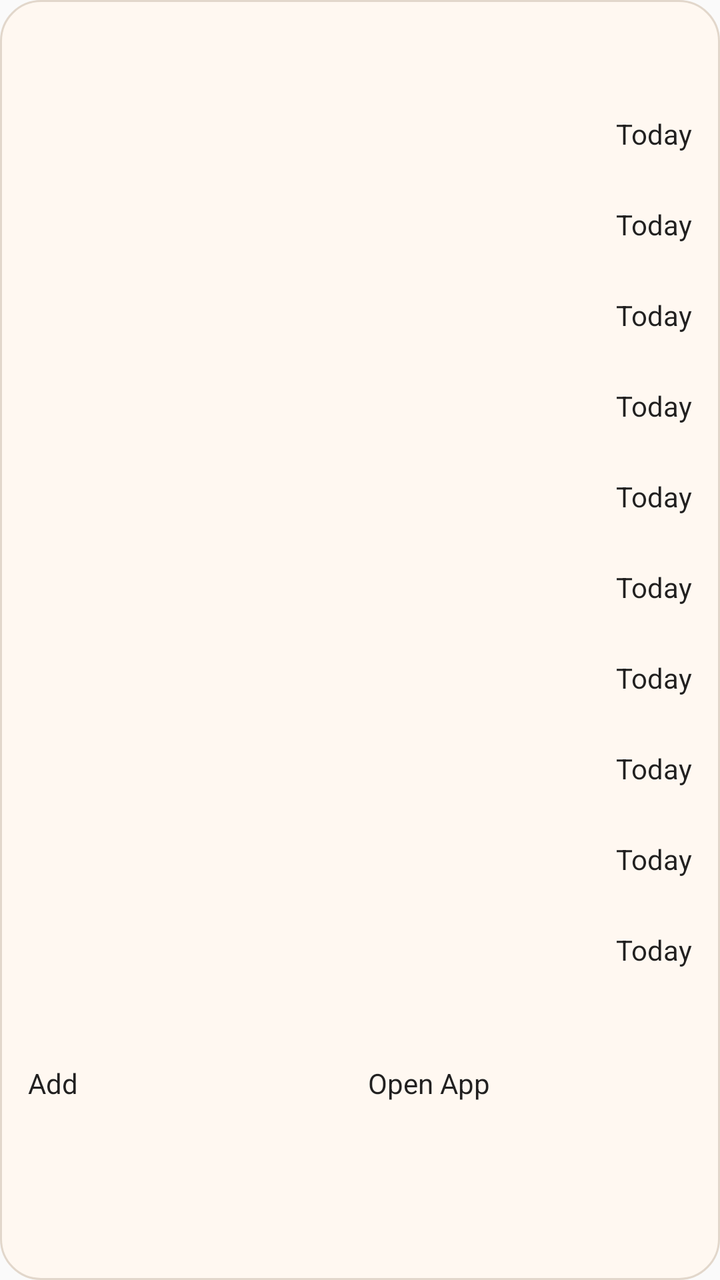
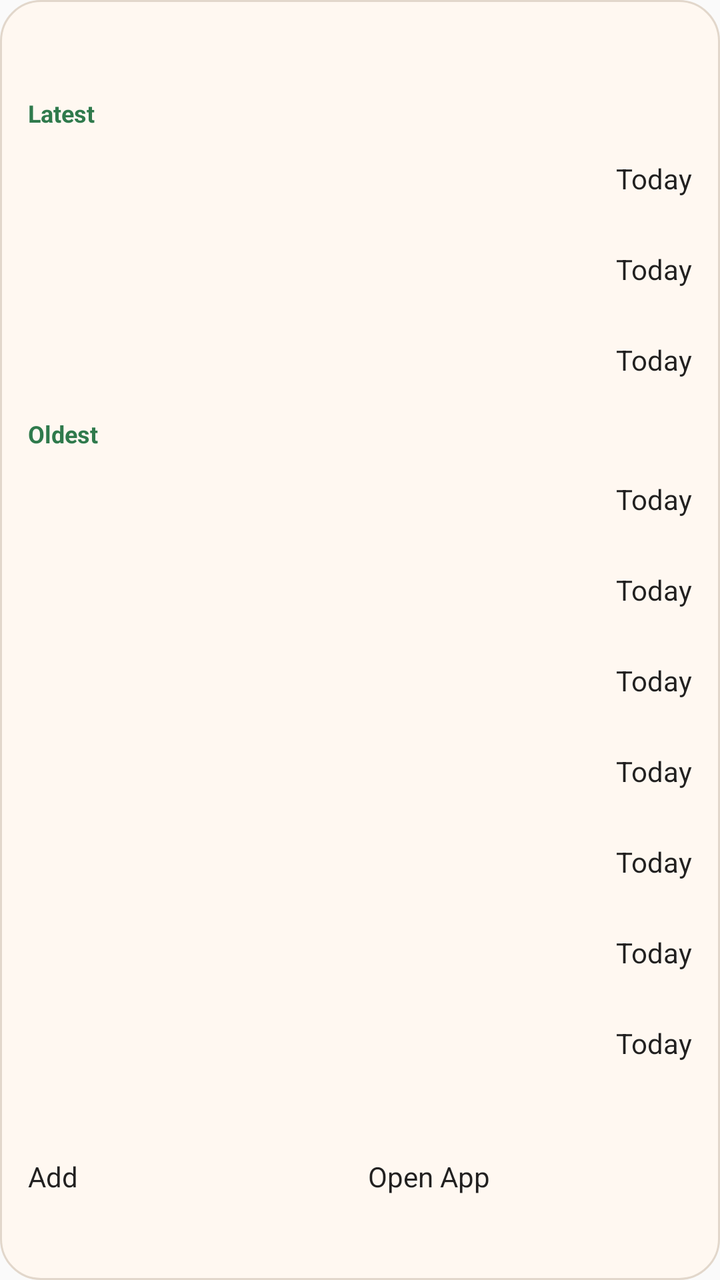

Compare the two renders of this Android layout. The source of the first and the diff that turns it into the second are given below.
<!-- AndroidManifest.xml: application theme android:Theme.Material.Light.NoActionBar -->
<!-- res/layout/widget_last_time_i.xml -->
<?xml version="1.0" encoding="utf-8"?>
<LinearLayout xmlns:android="http://schemas.android.com/apk/res/android"
    android:id="@+id/widget_root"
    android:layout_width="match_parent"
    android:layout_height="match_parent"
    android:background="@drawable/widget_background"
    android:orientation="vertical"
    android:padding="14dp">

    <LinearLayout
        android:layout_width="match_parent"
        android:layout_height="wrap_content"
        android:gravity="center_vertical"
        android:orientation="horizontal">

        <TextView
            android:id="@+id/widget_title"
            android:layout_width="0dp"
            android:layout_height="wrap_content"
            android:layout_weight="1"
            android:textColor="#1F1A17"
            android:textSize="18sp"
            android:textStyle="bold" />

        <TextView
            android:id="@+id/widget_summary"
            android:layout_width="wrap_content"
            android:layout_height="wrap_content"
            android:textColor="#5A4E45"
            android:textSize="13sp"
            android:textStyle="bold" />
    </LinearLayout>

    <TextView
        android:id="@+id/widget_empty_state"
        android:layout_width="match_parent"
        android:layout_height="wrap_content"
        android:layout_marginTop="10dp"
        android:lineSpacingExtra="2dp"
        android:textColor="#5A4E45"
        android:textSize="13sp"
        android:visibility="gone" />

    <LinearLayout
        android:id="@+id/widget_row_1"
        android:layout_width="match_parent"
        android:layout_height="wrap_content"
        android:layout_marginTop="10dp"
        android:gravity="center_vertical"
        android:orientation="horizontal">

        <LinearLayout
            android:layout_width="0dp"
            android:layout_height="wrap_content"
            android:layout_weight="1"
            android:orientation="vertical">

            <TextView
                android:id="@+id/widget_row_1_title"
                android:layout_width="match_parent"
                android:layout_height="wrap_content"
                android:ellipsize="end"
                android:maxLines="1"
                android:textColor="#1F1A17"
                android:textSize="14sp"
                android:textStyle="bold" />

            <TextView
                android:id="@+id/widget_row_1_days"
                android:layout_width="match_parent"
                android:layout_height="wrap_content"
                android:layout_marginTop="2dp"
                android:textColor="#5A4E45"
                android:textSize="12sp" />
        </LinearLayout>

        <Button
            android:id="@+id/widget_row_1_refresh"
            android:layout_width="wrap_content"
            android:layout_height="wrap_content"
            android:layout_marginStart="8dp"
            android:text="@string/widget_row_refresh_button"
            android:textAllCaps="false" />
    </LinearLayout>

    <LinearLayout
        android:id="@+id/widget_row_2"
        android:layout_width="match_parent"
        android:layout_height="wrap_content"
        android:layout_marginTop="8dp"
        android:gravity="center_vertical"
        android:orientation="horizontal">

        <LinearLayout
            android:layout_width="0dp"
            android:layout_height="wrap_content"
            android:layout_weight="1"
            android:orientation="vertical">

            <TextView
                android:id="@+id/widget_row_2_title"
                android:layout_width="match_parent"
                android:layout_height="wrap_content"
                android:ellipsize="end"
                android:maxLines="1"
                android:textColor="#1F1A17"
                android:textSize="14sp"
                android:textStyle="bold" />

            <TextView
                android:id="@+id/widget_row_2_days"
                android:layout_width="match_parent"
                android:layout_height="wrap_content"
                android:layout_marginTop="2dp"
                android:textColor="#5A4E45"
                android:textSize="12sp" />
        </LinearLayout>

        <Button
            android:id="@+id/widget_row_2_refresh"
            android:layout_width="wrap_content"
            android:layout_height="wrap_content"
            android:layout_marginStart="8dp"
            android:text="@string/widget_row_refresh_button"
            android:textAllCaps="false" />
    </LinearLayout>

    <LinearLayout
        android:id="@+id/widget_row_3"
        android:layout_width="match_parent"
        android:layout_height="wrap_content"
        android:layout_marginTop="8dp"
        android:gravity="center_vertical"
        android:orientation="horizontal">

        <LinearLayout
            android:layout_width="0dp"
            android:layout_height="wrap_content"
            android:layout_weight="1"
            android:orientation="vertical">

            <TextView
                android:id="@+id/widget_row_3_title"
                android:layout_width="match_parent"
                android:layout_height="wrap_content"
                android:ellipsize="end"
                android:maxLines="1"
                android:textColor="#1F1A17"
                android:textSize="14sp"
                android:textStyle="bold" />

            <TextView
                android:id="@+id/widget_row_3_days"
                android:layout_width="match_parent"
                android:layout_height="wrap_content"
                android:layout_marginTop="2dp"
                android:textColor="#5A4E45"
                android:textSize="12sp" />
        </LinearLayout>

        <Button
            android:id="@+id/widget_row_3_refresh"
            android:layout_width="wrap_content"
            android:layout_height="wrap_content"
            android:layout_marginStart="8dp"
            android:text="@string/widget_row_refresh_button"
            android:textAllCaps="false" />
    </LinearLayout>

    <LinearLayout
        android:id="@+id/widget_row_4"
        android:layout_width="match_parent"
        android:layout_height="wrap_content"
        android:layout_marginTop="8dp"
        android:gravity="center_vertical"
        android:orientation="horizontal">

        <LinearLayout
            android:layout_width="0dp"
            android:layout_height="wrap_content"
            android:layout_weight="1"
            android:orientation="vertical">

            <TextView
                android:id="@+id/widget_row_4_title"
                android:layout_width="match_parent"
                android:layout_height="wrap_content"
                android:ellipsize="end"
                android:maxLines="1"
                android:textColor="#1F1A17"
                android:textSize="14sp"
                android:textStyle="bold" />

            <TextView
                android:id="@+id/widget_row_4_days"
                android:layout_width="match_parent"
                android:layout_height="wrap_content"
                android:layout_marginTop="2dp"
                android:textColor="#5A4E45"
                android:textSize="12sp" />
        </LinearLayout>

        <Button
            android:id="@+id/widget_row_4_refresh"
            android:layout_width="wrap_content"
            android:layout_height="wrap_content"
            android:layout_marginStart="8dp"
            android:text="@string/widget_row_refresh_button"
            android:textAllCaps="false" />
    </LinearLayout>

    <LinearLayout
        android:id="@+id/widget_row_5"
        android:layout_width="match_parent"
        android:layout_height="wrap_content"
        android:layout_marginTop="8dp"
        android:gravity="center_vertical"
        android:orientation="horizontal">

        <LinearLayout
            android:layout_width="0dp"
            android:layout_height="wrap_content"
            android:layout_weight="1"
            android:orientation="vertical">

            <TextView
                android:id="@+id/widget_row_5_title"
                android:layout_width="match_parent"
                android:layout_height="wrap_content"
                android:ellipsize="end"
                android:maxLines="1"
                android:textColor="#1F1A17"
                android:textSize="14sp"
                android:textStyle="bold" />

            <TextView
                android:id="@+id/widget_row_5_days"
                android:layout_width="match_parent"
                android:layout_height="wrap_content"
                android:layout_marginTop="2dp"
                android:textColor="#5A4E45"
                android:textSize="12sp" />
        </LinearLayout>

        <Button
            android:id="@+id/widget_row_5_refresh"
            android:layout_width="wrap_content"
            android:layout_height="wrap_content"
            android:layout_marginStart="8dp"
            android:text="@string/widget_row_refresh_button"
            android:textAllCaps="false" />
    </LinearLayout>

    <LinearLayout
        android:id="@+id/widget_row_6"
        android:layout_width="match_parent"
        android:layout_height="wrap_content"
        android:layout_marginTop="8dp"
        android:gravity="center_vertical"
        android:orientation="horizontal">

        <LinearLayout
            android:layout_width="0dp"
            android:layout_height="wrap_content"
            android:layout_weight="1"
            android:orientation="vertical">

            <TextView
                android:id="@+id/widget_row_6_title"
                android:layout_width="match_parent"
                android:layout_height="wrap_content"
                android:ellipsize="end"
                android:maxLines="1"
                android:textColor="#1F1A17"
                android:textSize="14sp"
                android:textStyle="bold" />

            <TextView
                android:id="@+id/widget_row_6_days"
                android:layout_width="match_parent"
                android:layout_height="wrap_content"
                android:layout_marginTop="2dp"
                android:textColor="#5A4E45"
                android:textSize="12sp" />
        </LinearLayout>

        <Button
            android:id="@+id/widget_row_6_refresh"
            android:layout_width="wrap_content"
            android:layout_height="wrap_content"
            android:layout_marginStart="8dp"
            android:text="@string/widget_row_refresh_button"
            android:textAllCaps="false" />
    </LinearLayout>

    <LinearLayout
        android:id="@+id/widget_row_7"
        android:layout_width="match_parent"
        android:layout_height="wrap_content"
        android:layout_marginTop="8dp"
        android:gravity="center_vertical"
        android:orientation="horizontal">

        <LinearLayout
            android:layout_width="0dp"
            android:layout_height="wrap_content"
            android:layout_weight="1"
            android:orientation="vertical">

            <TextView
                android:id="@+id/widget_row_7_title"
                android:layout_width="match_parent"
                android:layout_height="wrap_content"
                android:ellipsize="end"
                android:maxLines="1"
                android:textColor="#1F1A17"
                android:textSize="14sp"
                android:textStyle="bold" />

            <TextView
                android:id="@+id/widget_row_7_days"
                android:layout_width="match_parent"
                android:layout_height="wrap_content"
                android:layout_marginTop="2dp"
                android:textColor="#5A4E45"
                android:textSize="12sp" />
        </LinearLayout>

        <Button
            android:id="@+id/widget_row_7_refresh"
            android:layout_width="wrap_content"
            android:layout_height="wrap_content"
            android:layout_marginStart="8dp"
            android:text="@string/widget_row_refresh_button"
            android:textAllCaps="false" />
    </LinearLayout>

    <LinearLayout
        android:id="@+id/widget_row_8"
        android:layout_width="match_parent"
        android:layout_height="wrap_content"
        android:layout_marginTop="8dp"
        android:gravity="center_vertical"
        android:orientation="horizontal">

        <LinearLayout
            android:layout_width="0dp"
            android:layout_height="wrap_content"
            android:layout_weight="1"
            android:orientation="vertical">

            <TextView
                android:id="@+id/widget_row_8_title"
                android:layout_width="match_parent"
                android:layout_height="wrap_content"
                android:ellipsize="end"
                android:maxLines="1"
                android:textColor="#1F1A17"
                android:textSize="14sp"
                android:textStyle="bold" />

            <TextView
                android:id="@+id/widget_row_8_days"
                android:layout_width="match_parent"
                android:layout_height="wrap_content"
                android:layout_marginTop="2dp"
                android:textColor="#5A4E45"
                android:textSize="12sp" />
        </LinearLayout>

        <Button
            android:id="@+id/widget_row_8_refresh"
            android:layout_width="wrap_content"
            android:layout_height="wrap_content"
            android:layout_marginStart="8dp"
            android:text="@string/widget_row_refresh_button"
            android:textAllCaps="false" />
    </LinearLayout>

    <LinearLayout
        android:id="@+id/widget_row_9"
        android:layout_width="match_parent"
        android:layout_height="wrap_content"
        android:layout_marginTop="8dp"
        android:gravity="center_vertical"
        android:orientation="horizontal">

        <LinearLayout
            android:layout_width="0dp"
            android:layout_height="wrap_content"
            android:layout_weight="1"
            android:orientation="vertical">

            <TextView
                android:id="@+id/widget_row_9_title"
                android:layout_width="match_parent"
                android:layout_height="wrap_content"
                android:ellipsize="end"
                android:maxLines="1"
                android:textColor="#1F1A17"
                android:textSize="14sp"
                android:textStyle="bold" />

            <TextView
                android:id="@+id/widget_row_9_days"
                android:layout_width="match_parent"
                android:layout_height="wrap_content"
                android:layout_marginTop="2dp"
                android:textColor="#5A4E45"
                android:textSize="12sp" />
        </LinearLayout>

        <Button
            android:id="@+id/widget_row_9_refresh"
            android:layout_width="wrap_content"
            android:layout_height="wrap_content"
            android:layout_marginStart="8dp"
            android:text="@string/widget_row_refresh_button"
            android:textAllCaps="false" />
    </LinearLayout>

    <LinearLayout
        android:id="@+id/widget_row_10"
        android:layout_width="match_parent"
        android:layout_height="wrap_content"
        android:layout_marginTop="8dp"
        android:gravity="center_vertical"
        android:orientation="horizontal">

        <LinearLayout
            android:layout_width="0dp"
            android:layout_height="wrap_content"
            android:layout_weight="1"
            android:orientation="vertical">

            <TextView
                android:id="@+id/widget_row_10_title"
                android:layout_width="match_parent"
                android:layout_height="wrap_content"
                android:ellipsize="end"
                android:maxLines="1"
                android:textColor="#1F1A17"
                android:textSize="14sp"
                android:textStyle="bold" />

            <TextView
                android:id="@+id/widget_row_10_days"
                android:layout_width="match_parent"
                android:layout_height="wrap_content"
                android:layout_marginTop="2dp"
                android:textColor="#5A4E45"
                android:textSize="12sp" />
        </LinearLayout>

        <Button
            android:id="@+id/widget_row_10_refresh"
            android:layout_width="wrap_content"
            android:layout_height="wrap_content"
            android:layout_marginStart="8dp"
            android:text="@string/widget_row_refresh_button"
            android:textAllCaps="false" />
    </LinearLayout>

    <TextView
        android:id="@+id/widget_more_indicator"
        android:layout_width="match_parent"
        android:layout_height="wrap_content"
        android:layout_marginTop="8dp"
        android:textColor="#2F7A4C"
        android:textSize="13sp"
        android:textStyle="bold"
        android:visibility="gone" />

    <TextView
        android:id="@+id/widget_timestamp"
        android:layout_width="match_parent"
        android:layout_height="wrap_content"
        android:layout_marginTop="10dp"
        android:textColor="#8C8178"
        android:textSize="12sp" />

    <LinearLayout
        android:layout_width="match_parent"
        android:layout_height="wrap_content"
        android:layout_marginTop="12dp"
        android:orientation="horizontal">

        <Button
            android:id="@+id/widget_add_button"
            android:layout_width="0dp"
            android:layout_height="wrap_content"
            android:layout_weight="1"
            android:text="@string/widget_add_button" />

        <Button
            android:id="@+id/widget_open_app_button"
            android:layout_width="0dp"
            android:layout_height="wrap_content"
            android:layout_marginStart="8dp"
            android:layout_weight="1"
            android:text="@string/widget_open_app_button" />
    </LinearLayout>
</LinearLayout>
<!-- resources referenced by this layout -->
<resources>
  <!-- drawable widget_background (drawable) -->
  <?xml version="1.0" encoding="utf-8"?>
  <shape xmlns:android="http://schemas.android.com/apk/res/android"
      android:shape="rectangle">
      <solid android:color="@color/widget_surface" />
      <corners android:radius="20dp" />
      <stroke
          android:width="1dp"
          android:color="@color/widget_border" />
  </shape>
  <string name="widget_add_button">Add</string>
  <string name="widget_open_app_button">Open App</string>
  <string name="widget_row_refresh_button">Today</string>
  <color name="widget_surface">#FFF8F1</color>
  <color name="widget_border">#E2D7CB</color>
</resources>

<!-- the commit's change to res/layout/widget_last_time_i.xml (unified diff, before → after) -->
@@ -41,137 +41,157 @@
         android:textSize="13sp"
         android:visibility="gone" />
 
+    <TextView
+        android:id="@+id/widget_latest_section_header"
+        android:layout_width="match_parent"
+        android:layout_height="wrap_content"
+        android:layout_marginTop="10dp"
+        android:text="@string/widget_latest_section_title"
+        android:textColor="#2F7A4C"
+        android:textSize="12sp"
+        android:textStyle="bold" />
+
     <LinearLayout
         android:id="@+id/widget_row_1"
         android:layout_width="match_parent"
         android:layout_height="wrap_content"
+        android:layout_marginTop="6dp"
+        android:gravity="center_vertical"
+        android:orientation="horizontal">
+
+        <LinearLayout
+            android:layout_width="0dp"
+            android:layout_height="wrap_content"
+            android:layout_weight="1"
+            android:orientation="vertical">
+
+            <TextView
+                android:id="@+id/widget_row_1_title"
+                android:layout_width="match_parent"
+                android:layout_height="wrap_content"
+                android:ellipsize="end"
+                android:maxLines="1"
+                android:textColor="#1F1A17"
+                android:textSize="14sp"
+                android:textStyle="bold" />
+
+            <TextView
+                android:id="@+id/widget_row_1_days"
+                android:layout_width="match_parent"
+                android:layout_height="wrap_content"
+                android:layout_marginTop="2dp"
+                android:textColor="#5A4E45"
+                android:textSize="12sp" />
+        </LinearLayout>
+
+        <Button
+            android:id="@+id/widget_row_1_refresh"
+            android:layout_width="wrap_content"
+            android:layout_height="wrap_content"
+            android:layout_marginStart="8dp"
+            android:text="@string/widget_row_refresh_button"
+            android:textAllCaps="false" />
+    </LinearLayout>
+
+    <LinearLayout
+        android:id="@+id/widget_row_2"
+        android:layout_width="match_parent"
+        android:layout_height="wrap_content"
+        android:layout_marginTop="8dp"
+        android:gravity="center_vertical"
+        android:orientation="horizontal">
+
+        <LinearLayout
+            android:layout_width="0dp"
+            android:layout_height="wrap_content"
+            android:layout_weight="1"
+            android:orientation="vertical">
+
+            <TextView
+                android:id="@+id/widget_row_2_title"
+                android:layout_width="match_parent"
+                android:layout_height="wrap_content"
+                android:ellipsize="end"
+                android:maxLines="1"
+                android:textColor="#1F1A17"
+                android:textSize="14sp"
+                android:textStyle="bold" />
+
+            <TextView
+                android:id="@+id/widget_row_2_days"
+                android:layout_width="match_parent"
+                android:layout_height="wrap_content"
+                android:layout_marginTop="2dp"
+                android:textColor="#5A4E45"
+                android:textSize="12sp" />
+        </LinearLayout>
+
+        <Button
+            android:id="@+id/widget_row_2_refresh"
+            android:layout_width="wrap_content"
+            android:layout_height="wrap_content"
+            android:layout_marginStart="8dp"
+            android:text="@string/widget_row_refresh_button"
+            android:textAllCaps="false" />
+    </LinearLayout>
+
+    <LinearLayout
+        android:id="@+id/widget_row_3"
+        android:layout_width="match_parent"
+        android:layout_height="wrap_content"
+        android:layout_marginTop="8dp"
+        android:gravity="center_vertical"
+        android:orientation="horizontal">
+
+        <LinearLayout
+            android:layout_width="0dp"
+            android:layout_height="wrap_content"
+            android:layout_weight="1"
+            android:orientation="vertical">
+
+            <TextView
+                android:id="@+id/widget_row_3_title"
+                android:layout_width="match_parent"
+                android:layout_height="wrap_content"
+                android:ellipsize="end"
+                android:maxLines="1"
+                android:textColor="#1F1A17"
+                android:textSize="14sp"
+                android:textStyle="bold" />
+
+            <TextView
+                android:id="@+id/widget_row_3_days"
+                android:layout_width="match_parent"
+                android:layout_height="wrap_content"
+                android:layout_marginTop="2dp"
+                android:textColor="#5A4E45"
+                android:textSize="12sp" />
+        </LinearLayout>
+
+        <Button
+            android:id="@+id/widget_row_3_refresh"
+            android:layout_width="wrap_content"
+            android:layout_height="wrap_content"
+            android:layout_marginStart="8dp"
+            android:text="@string/widget_row_refresh_button"
+            android:textAllCaps="false" />
+    </LinearLayout>
+
+    <TextView
+        android:id="@+id/widget_oldest_section_header"
+        android:layout_width="match_parent"
+        android:layout_height="wrap_content"
         android:layout_marginTop="10dp"
-        android:gravity="center_vertical"
-        android:orientation="horizontal">
-
-        <LinearLayout
-            android:layout_width="0dp"
-            android:layout_height="wrap_content"
-            android:layout_weight="1"
-            android:orientation="vertical">
-
-            <TextView
-                android:id="@+id/widget_row_1_title"
-                android:layout_width="match_parent"
-                android:layout_height="wrap_content"
-                android:ellipsize="end"
-                android:maxLines="1"
-                android:textColor="#1F1A17"
-                android:textSize="14sp"
-                android:textStyle="bold" />
-
-            <TextView
-                android:id="@+id/widget_row_1_days"
-                android:layout_width="match_parent"
-                android:layout_height="wrap_content"
-                android:layout_marginTop="2dp"
-                android:textColor="#5A4E45"
-                android:textSize="12sp" />
-        </LinearLayout>
-
-        <Button
-            android:id="@+id/widget_row_1_refresh"
-            android:layout_width="wrap_content"
-            android:layout_height="wrap_content"
-            android:layout_marginStart="8dp"
-            android:text="@string/widget_row_refresh_button"
-            android:textAllCaps="false" />
-    </LinearLayout>
-
-    <LinearLayout
-        android:id="@+id/widget_row_2"
-        android:layout_width="match_parent"
-        android:layout_height="wrap_content"
-        android:layout_marginTop="8dp"
-        android:gravity="center_vertical"
-        android:orientation="horizontal">
-
-        <LinearLayout
-            android:layout_width="0dp"
-            android:layout_height="wrap_content"
-            android:layout_weight="1"
-            android:orientation="vertical">
-
-            <TextView
-                android:id="@+id/widget_row_2_title"
-                android:layout_width="match_parent"
-                android:layout_height="wrap_content"
-                android:ellipsize="end"
-                android:maxLines="1"
-                android:textColor="#1F1A17"
-                android:textSize="14sp"
-                android:textStyle="bold" />
-
-            <TextView
-                android:id="@+id/widget_row_2_days"
-                android:layout_width="match_parent"
-                android:layout_height="wrap_content"
-                android:layout_marginTop="2dp"
-                android:textColor="#5A4E45"
-                android:textSize="12sp" />
-        </LinearLayout>
-
-        <Button
-            android:id="@+id/widget_row_2_refresh"
-            android:layout_width="wrap_content"
-            android:layout_height="wrap_content"
-            android:layout_marginStart="8dp"
-            android:text="@string/widget_row_refresh_button"
-            android:textAllCaps="false" />
-    </LinearLayout>
-
-    <LinearLayout
-        android:id="@+id/widget_row_3"
-        android:layout_width="match_parent"
-        android:layout_height="wrap_content"
-        android:layout_marginTop="8dp"
-        android:gravity="center_vertical"
-        android:orientation="horizontal">
-
-        <LinearLayout
-            android:layout_width="0dp"
-            android:layout_height="wrap_content"
-            android:layout_weight="1"
-            android:orientation="vertical">
-
-            <TextView
-                android:id="@+id/widget_row_3_title"
-                android:layout_width="match_parent"
-                android:layout_height="wrap_content"
-                android:ellipsize="end"
-                android:maxLines="1"
-                android:textColor="#1F1A17"
-                android:textSize="14sp"
-                android:textStyle="bold" />
-
-            <TextView
-                android:id="@+id/widget_row_3_days"
-                android:layout_width="match_parent"
-                android:layout_height="wrap_content"
-                android:layout_marginTop="2dp"
-                android:textColor="#5A4E45"
-                android:textSize="12sp" />
-        </LinearLayout>
-
-        <Button
-            android:id="@+id/widget_row_3_refresh"
-            android:layout_width="wrap_content"
-            android:layout_height="wrap_content"
-            android:layout_marginStart="8dp"
-            android:text="@string/widget_row_refresh_button"
-            android:textAllCaps="false" />
-    </LinearLayout>
+        android:text="@string/widget_oldest_section_title"
+        android:textColor="#2F7A4C"
+        android:textSize="12sp"
+        android:textStyle="bold" />
 
     <LinearLayout
         android:id="@+id/widget_row_4"
         android:layout_width="match_parent"
         android:layout_height="wrap_content"
-        android:layout_marginTop="8dp"
+        android:layout_marginTop="6dp"
         android:gravity="center_vertical"
         android:orientation="horizontal">
 
<!-- resource entries referenced after the edit -->
@@ -11,6 +11,8 @@
           android:color="@color/widget_border" />
   </shape>
   <string name="widget_add_button">Add</string>
+  <string name="widget_latest_section_title">Latest</string>
+  <string name="widget_oldest_section_title">Oldest</string>
   <string name="widget_open_app_button">Open App</string>
   <string name="widget_row_refresh_button">Today</string>
   <color name="widget_surface">#FFF8F1</color>
